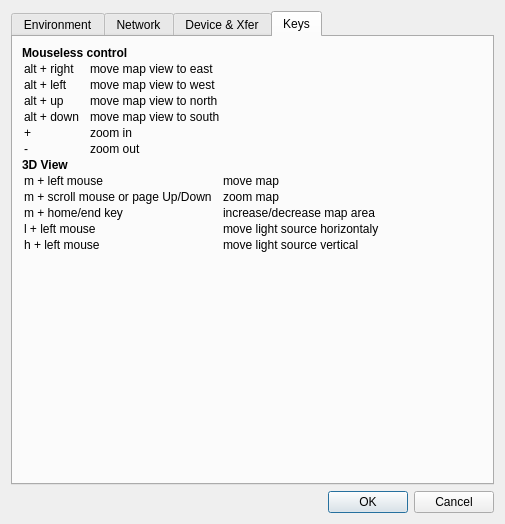
This is src/IDlgConfig.ui in ntruchsess/QLandkarteGT as Qt 5 draws it before an edit. The edited form follows.
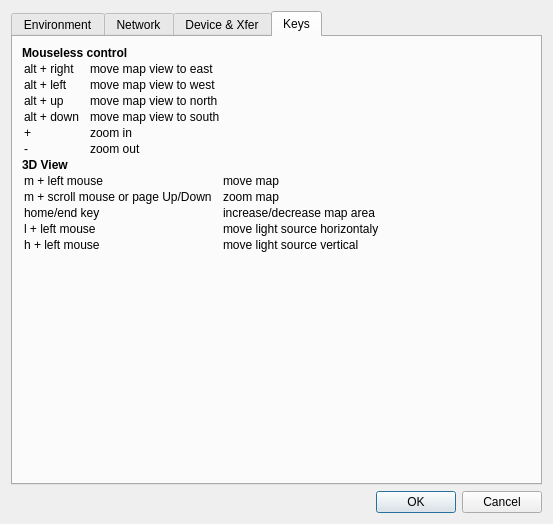
This is the edited form. The open tabs and pages were chosen to show the change.

Commit message: remove the m for home/end

What changed in the file:
```diff
--- a/src/IDlgConfig.ui
+++ b/src/IDlgConfig.ui
@@ -5,7 +5,7 @@
    <rect>
     <x>0</x>
     <y>0</y>
-    <width>505</width>
+    <width>553</width>
     <height>524</height>
    </rect>
   </property>
@@ -399,7 +399,7 @@
 &lt;table>
 &lt;tr>&lt;td>m + left mouse&lt;/td>&lt;td>&amp;nbsp;&amp;nbsp;&lt;/td>&lt;td>move map&lt;/td>
 &lt;tr>&lt;td>m + scroll mouse or page Up/Down&lt;/td>&lt;td>&amp;nbsp;&amp;nbsp;&lt;/td>&lt;td>zoom map&lt;/td>
-&lt;tr>&lt;td>m + home/end key&lt;/td>&lt;td>&amp;nbsp;&amp;nbsp;&lt;/td>&lt;td>increase/decrease map area&lt;/td>
+&lt;tr>&lt;td>home/end key&lt;/td>&lt;td>&amp;nbsp;&amp;nbsp;&lt;/td>&lt;td>increase/decrease map area&lt;/td>
 &lt;tr>&lt;td>l + left mouse&lt;/td>&lt;td>&amp;nbsp;&amp;nbsp;&lt;/td>&lt;td>move light source horizontaly&lt;/td>
 &lt;tr>&lt;td>h + left mouse&lt;/td>&lt;td>&amp;nbsp;&amp;nbsp;&lt;/td>&lt;td>move light source vertical&lt;/td>
 &lt;/table></string>
```
